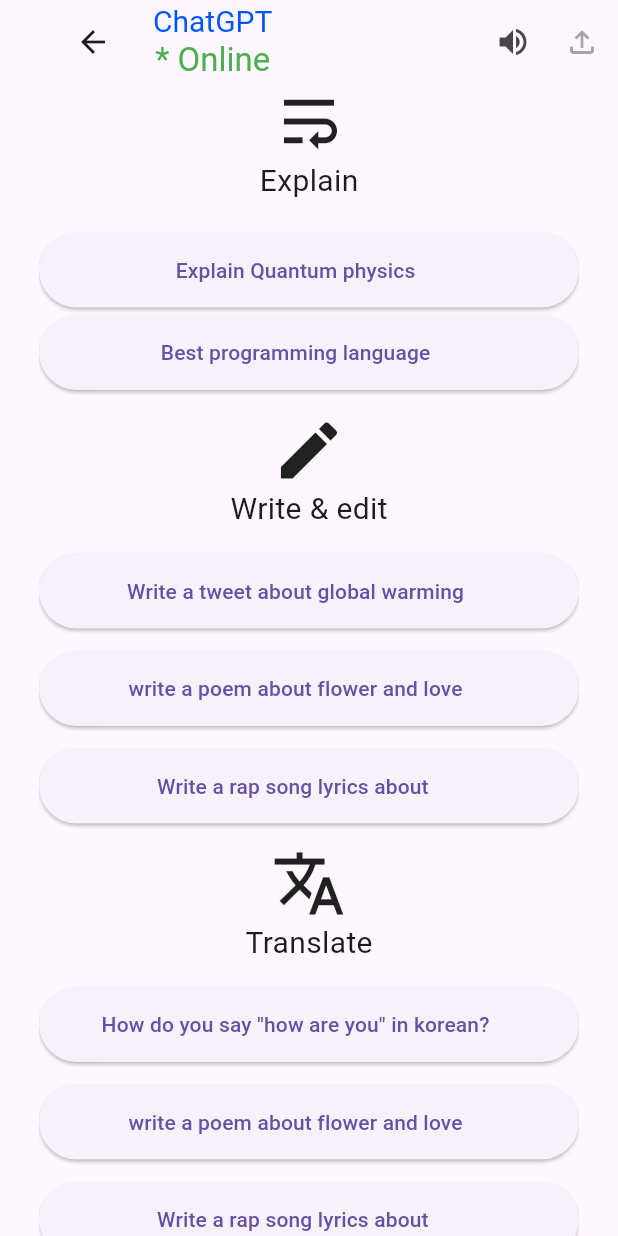
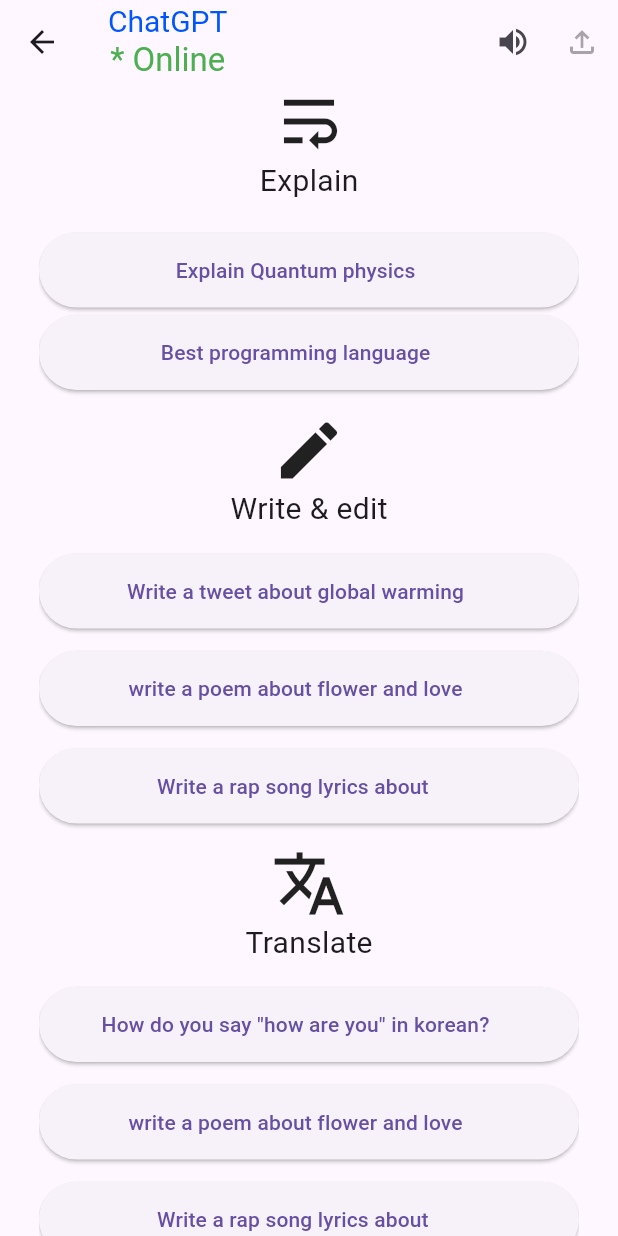
Before and after one commit to Flutter-gg-1/Assignment-11, a Flutter app: the screen it shows after launch, after a tap on "Continue", on a phone screen of 412 x 824 dp. Run offline on Flutter 3.47's test engine with Material 3 defaults, Android fonts, the phone set to English and light mode, and no system bars.

Commit message:
UPD Page 1,2,3 version 1.0.1

```diff
--- a/lib/common/reuse_widgets.dart
+++ b/lib/common/reuse_widgets.dart
@@ -3,18 +3,7 @@
 
 PreferredSizeWidget? appBar() {
   return AppBar(
-    leading: const Padding(
-      padding: EdgeInsets.only(left: 50),
-      child: Icon(Icons.arrow_back),
-    ),
-    title: const Padding(
-      padding: EdgeInsets.only(left: 20),
-      child: Align(
-        alignment: Alignment.centerLeft,
-        child: Row(
-          children: [
-            SizedBox(width: 10),
-            Column(
+    title: const Column(
       children: [
         Text('ChatGPT',
             style: TextStyle(
@@ -24,10 +13,7 @@
         Text('* Online', style: TextStyle(color: Colors.green)),
       ],
     ),
-          ],
-        ),
-      ),
-    ),
+    centerTitle: false,
     actions: const [
       SizedBox(width: 30),
       Row(
--- a/lib/pages/page_1.dart
+++ b/lib/pages/page_1.dart
@@ -35,7 +35,7 @@
                 context.goTo(const ChatGPTPage());
               },
               padding: const EdgeInsets.only(left: 90),
-              icon: Icons.arrow_forward,
+              icon: Icons.arrow_forward_ios,
               backgroundColorForButton: const Color.fromRGBO(50, 104, 255, 1),
               iconColor: Colors.white,
               text: 'Continue',
```
Lines whose indentation alone changed are shown as unchanged.
